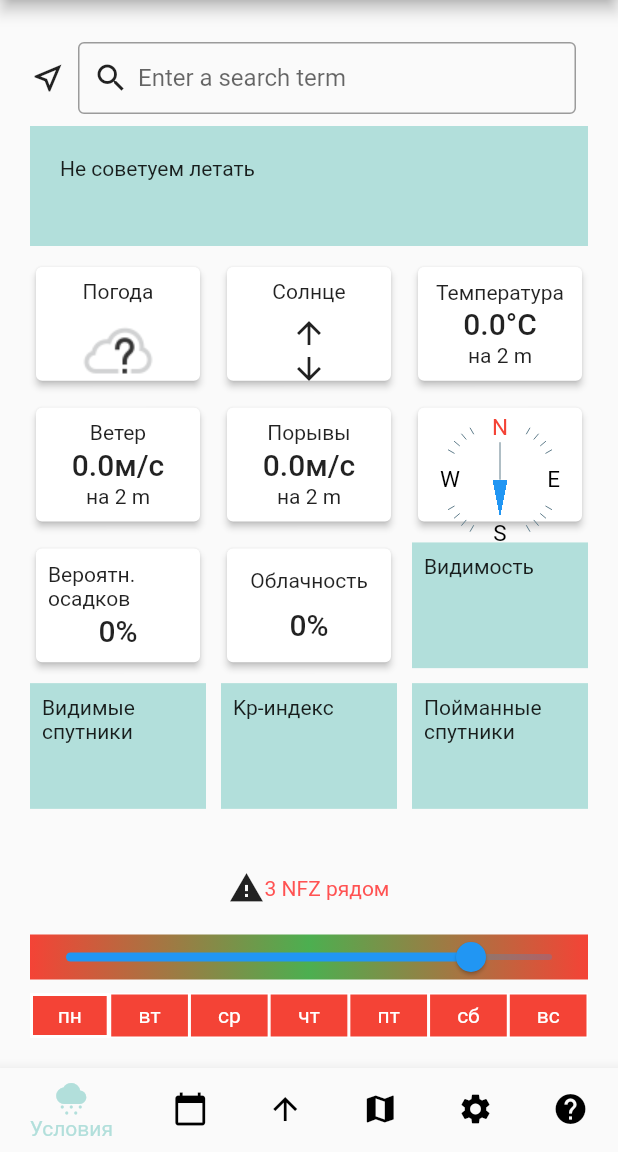
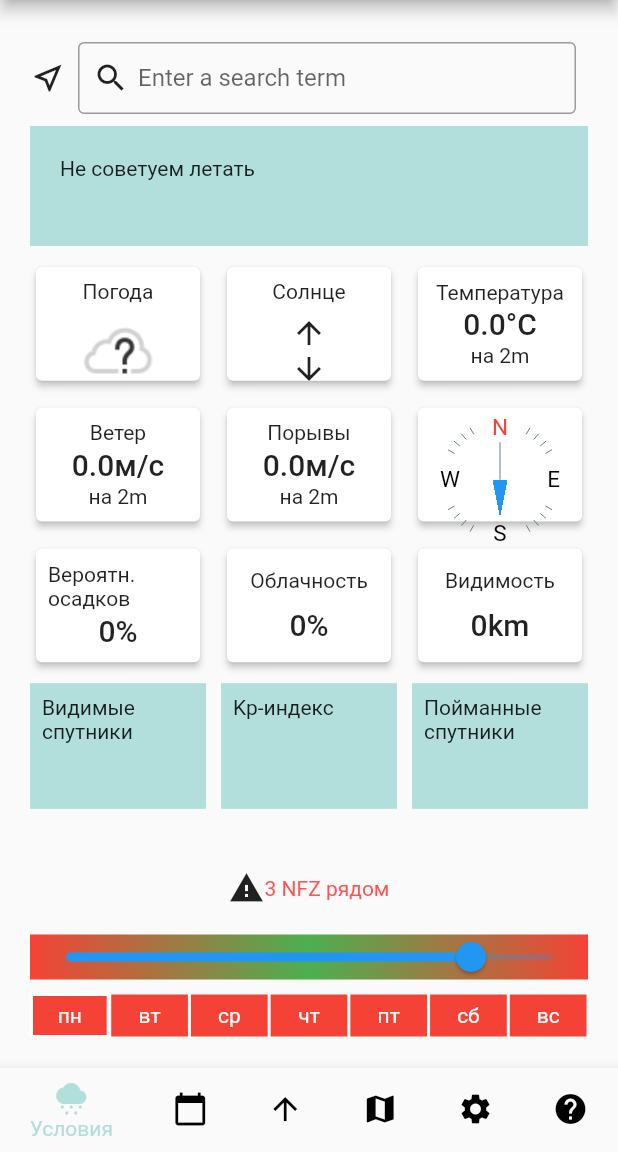
Before and after one commit to megabayt/forecast_app, a Flutter app: the screen it shows after launch, on a phone screen of 412 x 824 dp, the part 84-1236 px from its top. Run offline on Flutter 3.47's test engine with Material 2 defaults, Android fonts, the phone set to English and light mode, and no system bars; drawn by our look-alikes of syncfusion_flutter_sliders; our stand-ins replace bloc, copy_with_extension, flutter_bloc, flutter_dotenv, geolocator, get_it and 2 more; missing offline and left inert: syncfusion_flutter_core; generated files the repository leaves out were written again.

Commit message:
add visibility widget

```diff
--- a/lib/blocs/common_bloc/common_bloc.dart
+++ b/lib/blocs/common_bloc/common_bloc.dart
@@ -3,10 +3,12 @@ import 'package:copy_with_extension/copy_with_extension.dart';
 import 'package:forecast_app/cubits/cloudiness_cubit/cloudiness_cubit.dart';
 import 'package:forecast_app/cubits/common_settings_cubit/common_settings_cubit.dart';
 import 'package:forecast_app/cubits/precipitation_cubit/precipitation_cubit.dart';
+import 'package:forecast_app/cubits/visibility_cubit/visibility_cubit.dart';
 import 'package:forecast_app/cubits/wind_cubit/wind_cubit.dart';
 import 'package:forecast_app/cubits/sun_cubit/sun_cubit.dart';
 import 'package:forecast_app/cubits/temperature_cubit/temperature_cubit.dart';
 import 'package:forecast_app/cubits/weather_cubit/weather_cubit.dart';
+import 'package:forecast_app/enums/distance_unit.dart';
 import 'package:forecast_app/services/interfaces/network_service.dart';
 import 'package:forecast_app/services/service_locator.dart';
 import 'package:meta/meta.dart';
@@ -24,6 +26,7 @@ class CommonBloc extends Bloc<CommonEvent, CommonState> {
   final WindCubit _windCubit;
   final PrecipitationCubit _precipitationCubit;
   final CloudinessCubit _cloudinessCubit;
+  final VisibilityCubit _visibilityCubit;
   final CommonSettingsCubit _commonSettingsCubit;
 
   CommonBloc({
@@ -33,6 +36,7 @@ class CommonBloc extends Bloc<CommonEvent, CommonState> {
     required TemperatureCubit temperatureCubit,
     required PrecipitationCubit precipitationCubit,
     required CloudinessCubit cloudinessCubit,
+    required VisibilityCubit visibilityCubit,
     required CommonSettingsCubit commonSettingsCubit,
   })  : _weatherCubit = weatherCubit,
         _sunCubit = sunCubit,
@@ -40,6 +44,7 @@ class CommonBloc extends Bloc<CommonEvent, CommonState> {
         _windCubit = windCubit,
         _precipitationCubit = precipitationCubit,
         _cloudinessCubit = cloudinessCubit,
+        _visibilityCubit = visibilityCubit,
         _commonSettingsCubit = commonSettingsCubit,
         super(const CommonState()) {
     on<FetchAll>(
@@ -58,8 +63,15 @@ class CommonBloc extends Bloc<CommonEvent, CommonState> {
     ));
 
     try {
+      final height = _commonSettingsCubit.state.height.floor();
+      final distanceUnitStr =
+          _commonSettingsCubit.state.distanceUnit == DistanceUnit.meters
+              ? 'm'
+              : 'ft';
+
       final result = await _networkService.getCommonInfo(
-        height: _commonSettingsCubit.state.height.floor(),
+        height: height,
+        distanceUnit: distanceUnitStr,
       );
 
       final weatherSymbol =
@@ -77,26 +89,26 @@ class CommonBloc extends Bloc<CommonEvent, CommonState> {
         );
       }
 
-      final temperature = result.getValueByParameter(
-          't_${_commonSettingsCubit.state.height.floor()}m:C');
+      final temperature =
+          result.getValueByParameter('t_$height$distanceUnitStr:C');
       if (temperature != null) {
         _temperatureCubit.onValue(temperature);
       }
 
-      final windSpeed = result.getValueByParameter(
-          'wind_speed_${_commonSettingsCubit.state.height.floor()}m:ms');
+      final windSpeed =
+          result.getValueByParameter('wind_speed_$height$distanceUnitStr:ms');
       if (windSpeed != null) {
         _windCubit.onChangeSpeed(windSpeed);
       }
 
-      final windGusts = result.getValueByParameter(
-          'wind_gusts_${_commonSettingsCubit.state.height.floor()}m:ms');
+      final windGusts =
+          result.getValueByParameter('wind_gusts_$height$distanceUnitStr:ms');
       if (windGusts != null) {
         _windCubit.onChangeGusts(windGusts);
       }
 
-      final windDirection = result.getValueByParameter(
-          'wind_dir_${_commonSettingsCubit.state.height.floor()}m:d');
+      final windDirection =
+          result.getValueByParameter('wind_dir_$height$distanceUnitStr:d');
       if (windDirection != null) {
         _windCubit.onChangeDirection(windDirection);
       }
@@ -109,6 +121,12 @@ class CommonBloc extends Bloc<CommonEvent, CommonState> {
       final cloudiness = result.getValueByParameter('total_cloud_cover:p');
       if (cloudiness != null) {
         _cloudinessCubit.onValue(cloudiness);
+      }
+
+      final visibility =
+          result.getValueByParameter('visibility:$distanceUnitStr');
+      if (visibility != null) {
+        _visibilityCubit.onValue(visibility);
       }
     } catch (_) {}
     emit(state.copyWith(
--- /dev/null
+++ b/lib/cubits/visibility_cubit/visibility_cubit.dart
@@ -0,0 +1,66 @@
+import 'dart:async';
+
+import 'package:forecast_app/cubits/common_settings_cubit/common_settings_cubit.dart';
+import 'package:forecast_app/enums/distance_unit.dart';
+import 'package:forecast_app/utils/helpers.dart';
+import 'package:hydrated_bloc/hydrated_bloc.dart';
+import 'package:meta/meta.dart';
+
+part 'visibility_state.dart';
+
+class VisibilityCubit extends HydratedCubit<VisibilityState> {
+  VisibilityCubit({required CommonSettingsCubit commonSettingsCubit})
+      : super(VisibilityState(
+            distanceUnit: commonSettingsCubit.state.distanceUnit)) {
+    _commonSettingsSub = commonSettingsCubit.stream.listen((event) {
+      emit(state.copyWith(
+        distanceUnit: event.distanceUnit,
+      ));
+    });
+  }
+
+  StreamSubscription<CommonSettingsState>? _commonSettingsSub;
+
+  @override
+  close() async {
+    if (_commonSettingsSub != null) {
+      await _commonSettingsSub?.cancel();
+    }
+    super.close();
+  }
+
+  onValue(double newValue) {
+    emit(state.copyWith(
+      value: convertToDistanceUnit(
+          newValue, DistanceUnit.meters, state.distanceUnit),
+    ));
+  }
+
+  onChangeMin(double newMin) {
+    emit(state.copyWith(
+      min: newMin,
+    ));
+  }
+
+  onToggleMin() {
+    emit(state.copyWith(
+      minOn: !state.minOn,
+    ));
+  }
+
+  @override
+  VisibilityState fromJson(Map<String, dynamic> json) => VisibilityState(
+        distanceUnit: DistanceUnit.values.elementAt(json['distanceUnit']),
+        minOn: json['minOn'],
+        min: json['min'],
+        value: json['value'],
+      );
+
+  @override
+  Map<String, dynamic> toJson(VisibilityState state) => {
+        'distanceUnit': state.distanceUnit.index,
+        'minOn': state.minOn,
+        'min': state.min,
+        'value': state._value,
+      };
+}
--- /dev/null
+++ b/lib/cubits/visibility_cubit/visibility_state.dart
@@ -0,0 +1,62 @@
+part of 'visibility_cubit.dart';
+
+@immutable
+class VisibilityState {
+  const VisibilityState({
+    this.distanceUnit = DistanceUnit.meters,
+    this.minOn = true,
+    double min = 2000,
+    double value = 0,
+  })  : _value = value,
+        _min = min;
+
+  VisibilityState copyWith({
+    DistanceUnit? distanceUnit,
+    bool? minOn,
+    double? min,
+    double? value,
+  }) =>
+      VisibilityState(
+        distanceUnit: distanceUnit ?? this.distanceUnit,
+        minOn: minOn ?? this.minOn,
+        min: min != null
+            ? convertToDistanceUnit(min, this.distanceUnit, DistanceUnit.meters)
+            : _min,
+        value: value != null
+            ? convertToDistanceUnit(
+                value, this.distanceUnit, DistanceUnit.meters)
+            : _value,
+      );
+
+  final DistanceUnit distanceUnit;
+  final bool minOn;
+
+  final double _min;
+  double get min {
+    return convertToDistanceUnit(_min, DistanceUnit.meters, distanceUnit)
+        .floorToDouble();
+  }
+
+  double get minInKmOrMiles {
+    return convertToDistanceUnit(
+        _min,
+        DistanceUnit.meters,
+        distanceUnit == DistanceUnit.meters
+            ? DistanceUnit.kilometers
+            : DistanceUnit.miles);
+  }
+
+  final double _value;
+  double get value {
+    return convertToDistanceUnit(_value, DistanceUnit.meters, distanceUnit);
+  }
+
+  double get valueInKmOrMiles {
+    return convertToDistanceUnit(
+        _value,
+        DistanceUnit.meters,
+        distanceUnit == DistanceUnit.meters
+            ? DistanceUnit.kilometers
+            : DistanceUnit.miles);
+  }
+}
--- a/lib/enums/distance_unit.dart
+++ b/lib/enums/distance_unit.dart
@@ -1,4 +1,6 @@
 enum DistanceUnit {
   meters,
   feet,
+  kilometers,
+  miles,
 }
--- a/lib/services/interfaces/network_service.dart
+++ b/lib/services/interfaces/network_service.dart
@@ -1,5 +1,8 @@
 import 'package:forecast_app/interfaces/common_info.dart';
 
 abstract class NetworkService {
-  Future<CommonInfo> getCommonInfo({required int height});
+  Future<CommonInfo> getCommonInfo({
+    required int height,
+    required String distanceUnit,
+  });
 }
--- a/lib/utils/helpers.dart
+++ b/lib/utils/helpers.dart
@@ -20,6 +20,12 @@ double convertToDistanceUnit(
   }
   if (toUnit == DistanceUnit.feet) {
     return valueToConvert * 3.28084;
+  }
+  if (toUnit == DistanceUnit.kilometers) {
+    return valueToConvert / 1000;
+  }
+  if (toUnit == DistanceUnit.miles) {
+    return valueToConvert / 1609;
   }
   return valueToConvert / 3.28084;
 }
@@ -98,3 +104,13 @@ const speedUnitLabels = {
 String getSpeedUnitLabel(SpeedUnit speedUnit) {
   return speedUnitLabels[speedUnit] ?? '';
 }
+
+const distanceUnitLabels = {
+  DistanceUnit.meters: 'm',
+  DistanceUnit.kilometers: 'km',
+  DistanceUnit.feet: 'feet',
+  DistanceUnit.miles: 'miles',
+};
+String getDistanceUnitLabel(DistanceUnit distanceUnit) {
+  return distanceUnitLabels[distanceUnit] ?? '';
+}
--- a/lib/widgets/gusts.dart
+++ b/lib/widgets/gusts.dart
@@ -3,7 +3,6 @@ import 'package:flutter_bloc/flutter_bloc.dart';
 import 'package:forecast_app/blocs/common_bloc/common_bloc.dart';
 import 'package:forecast_app/cubits/common_settings_cubit/common_settings_cubit.dart';
 import 'package:forecast_app/cubits/wind_cubit/wind_cubit.dart';
-import 'package:forecast_app/enums/distance_unit.dart';
 import 'package:forecast_app/utils/helpers.dart';
 import 'package:forecast_app/widgets/wind_bottom_sheet.dart';
 
@@ -25,9 +24,7 @@ class Gusts extends StatelessWidget {
                 heightString +=
                     commonSettingsCubitState.height.toStringAsFixed(0);
                 heightString +=
-                    commonSettingsCubitState.distanceUnit == DistanceUnit.feet
-                        ? ' feet'
-                        : ' m';
+                    getDistanceUnitLabel(commonSettingsCubitState.distanceUnit);
 
                 return GestureDetector(
                   onTap: () {
--- a/lib/widgets/temperature.dart
+++ b/lib/widgets/temperature.dart
@@ -3,8 +3,8 @@ import 'package:flutter_bloc/flutter_bloc.dart';
 import 'package:forecast_app/blocs/common_bloc/common_bloc.dart';
 import 'package:forecast_app/cubits/common_settings_cubit/common_settings_cubit.dart';
 import 'package:forecast_app/cubits/temperature_cubit/temperature_cubit.dart';
-import 'package:forecast_app/enums/distance_unit.dart';
 import 'package:forecast_app/enums/temperature_unit.dart';
+import 'package:forecast_app/utils/helpers.dart';
 import 'package:forecast_app/widgets/temperature_bottom_sheet.dart';
 
 class Temperature extends StatelessWidget {
@@ -27,9 +27,7 @@ class Temperature extends StatelessWidget {
                 heightString +=
                     commonSettingsCubitState.height.toStringAsFixed(0);
                 heightString +=
-                    commonSettingsCubitState.distanceUnit == DistanceUnit.feet
-                        ? ' feet'
-                        : ' m';
+                    getDistanceUnitLabel(commonSettingsCubitState.distanceUnit);
 
                 return GestureDetector(
                   onTap: () {
--- a/lib/widgets/visibility.dart
+++ b/lib/widgets/visibility.dart
@@ -1,14 +1,67 @@
 import 'package:flutter/material.dart';
+import 'package:flutter_bloc/flutter_bloc.dart';
+import 'package:forecast_app/blocs/common_bloc/common_bloc.dart';
+import 'package:forecast_app/cubits/common_settings_cubit/common_settings_cubit.dart';
+import 'package:forecast_app/cubits/visibility_cubit/visibility_cubit.dart';
+import 'package:forecast_app/enums/distance_unit.dart';
+import 'package:forecast_app/utils/helpers.dart';
+import 'package:forecast_app/widgets/visibility_bottom_sheet.dart';
 
 class Visibility extends StatelessWidget {
   const Visibility({Key? key}) : super(key: key);
 
   @override
   build(BuildContext context) {
-    return Container(
-      padding: const EdgeInsets.all(8),
-      child: const Text("Видимость"),
-      color: Colors.teal[100],
+    return BlocBuilder<CommonBloc, CommonState>(
+      builder: (commonBlocContext, commonBlocState) {
+        return BlocBuilder<CommonSettingsCubit, CommonSettingsState>(
+          builder: (commonSettingsContext, commonSettingsState) {
+            return BlocBuilder<VisibilityCubit, VisibilityState>(
+              builder: (cloudinessCubitContext, cloudinessCubitState) {
+                return GestureDetector(
+                  onTap: () {
+                    showModalBottomSheet(
+                      context: context,
+                      isScrollControlled: true,
+                      builder: (_) {
+                        return const VisibilityBottomSheet();
+                      },
+                    );
+                  },
+                  child: Card(
+                    elevation: 2,
+                    child: Padding(
+                      padding: const EdgeInsets.all(8),
+                      child: Column(
+                        mainAxisAlignment: MainAxisAlignment.spaceAround,
+                        crossAxisAlignment: CrossAxisAlignment.center,
+                        children: [
+                          Text(
+                            "Видимость",
+                            style: Theme.of(context).textTheme.bodyMedium,
+                          ),
+                          commonBlocState.isFetching
+                              ? const CircularProgressIndicator()
+                              : Text(
+                                  cloudinessCubitState.valueInKmOrMiles
+                                          .toStringAsFixed(0) +
+                                      getDistanceUnitLabel(
+                                          commonSettingsState.distanceUnit ==
+                                                  DistanceUnit.meters
+                                              ? DistanceUnit.kilometers
+                                              : DistanceUnit.miles),
+                                  style: Theme.of(context).textTheme.titleLarge,
+                                ),
+                        ],
+                      ),
+                    ),
+                  ),
+                );
+              },
+            );
+          },
+        );
+      },
     );
   }
 }
--- a/lib/widgets/wind_speed.dart
+++ b/lib/widgets/wind_speed.dart
@@ -3,7 +3,6 @@ import 'package:flutter_bloc/flutter_bloc.dart';
 import 'package:forecast_app/blocs/common_bloc/common_bloc.dart';
 import 'package:forecast_app/cubits/common_settings_cubit/common_settings_cubit.dart';
 import 'package:forecast_app/cubits/wind_cubit/wind_cubit.dart';
-import 'package:forecast_app/enums/distance_unit.dart';
 import 'package:forecast_app/utils/helpers.dart';
 import 'package:forecast_app/widgets/wind_bottom_sheet.dart';
 
@@ -25,9 +24,7 @@ class WindSpeed extends StatelessWidget {
                 heightString +=
                     commonSettingsCubitState.height.toStringAsFixed(0);
                 heightString +=
-                    commonSettingsCubitState.distanceUnit == DistanceUnit.feet
-                        ? ' feet'
-                        : ' m';
+                    getDistanceUnitLabel(commonSettingsCubitState.distanceUnit);
 
                 return GestureDetector(
                   onTap: () {
```
Also changed, not shown: lib/main.dart (+10 -0 lines), lib/services/network_service_impl.dart (+13 -10 lines), lib/widgets/temperature_bottom_sheet.dart (+6 -6 lines), lib/widgets/visibility_bottom_sheet.dart (added, +99 -0 lines), lib/widgets/wind_bottom_sheet.dart (+6 -6 lines).
